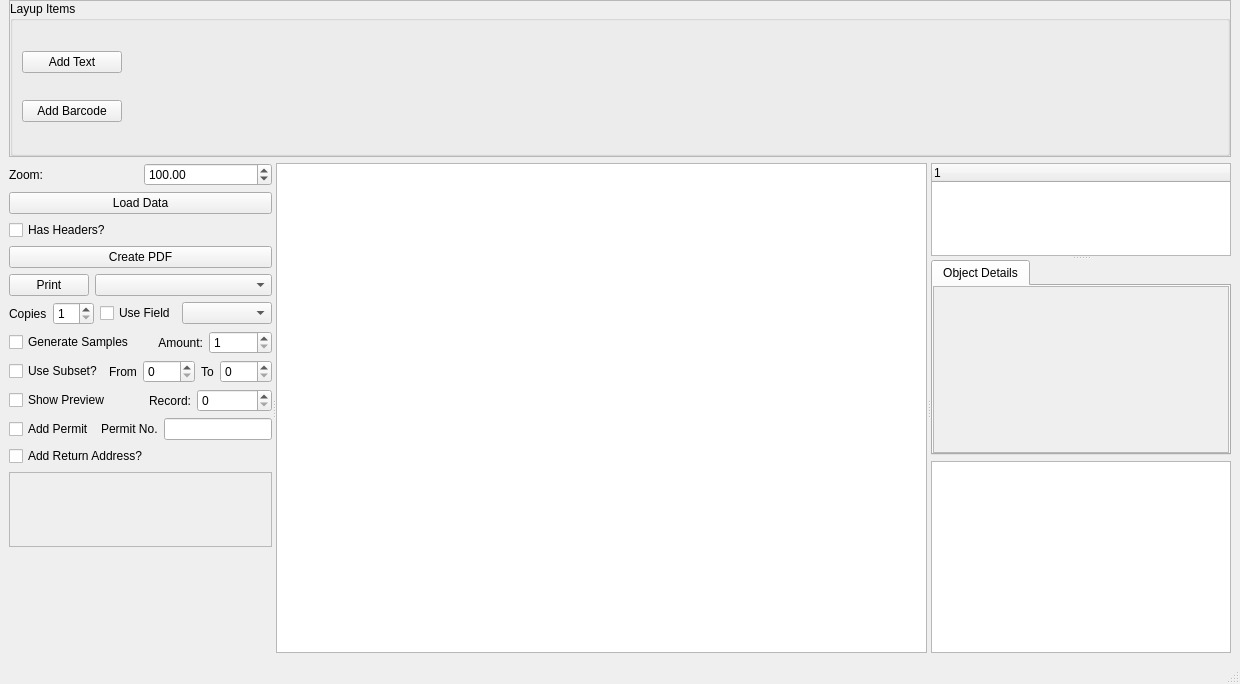
First picture: the form in LabelDesigner.ui, repository marvin939/label-designer, before the edit.
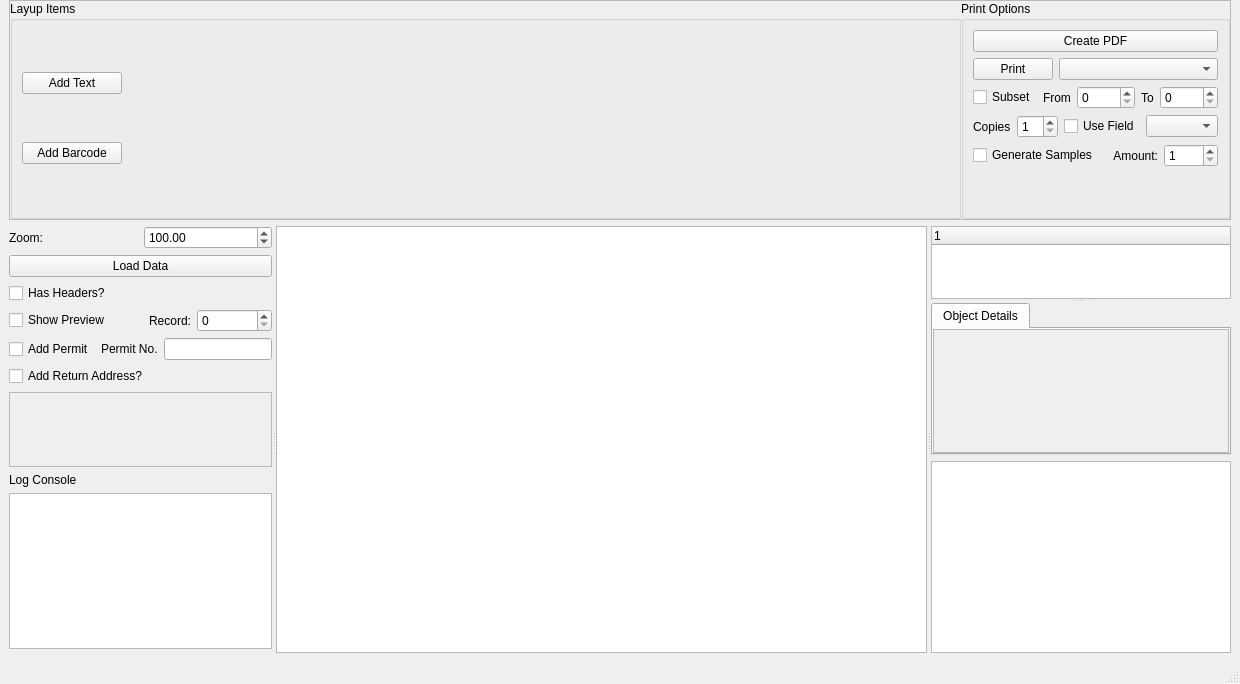
Second picture: the form after the edit. Custom widgets are drawn as their Qt base class.

```diff
--- a/LabelDesigner.ui
+++ b/LabelDesigner.ui
@@ -38,7 +38,7 @@
       <property name="frameShadow">
        <enum>QFrame::Raised</enum>
       </property>
-      <layout class="QHBoxLayout" name="horizontalLayout_4" stretch="1">
+      <layout class="QHBoxLayout" name="horizontalLayout_4" stretch="1,0">
        <property name="spacing">
         <number>0</number>
        </property>
@@ -117,6 +117,164 @@
          </layout>
         </widget>
        </item>
+       <item>
+        <widget class="QGroupBox" name="groupBox_2">
+         <property name="title">
+          <string>Print Options</string>
+         </property>
+         <layout class="QVBoxLayout" name="verticalLayout_5">
+          <item>
+           <widget class="QPushButton" name="createPdfBtn">
+            <property name="text">
+             <string>Create PDF</string>
+            </property>
+           </widget>
+          </item>
+          <item>
+           <layout class="QHBoxLayout" name="horizontalLayout_10">
+            <item>
+             <widget class="QPushButton" name="printButton">
+              <property name="text">
+               <string>Print</string>
+              </property>
+             </widget>
+            </item>
+            <item>
+             <widget class="QComboBox" name="printerList">
+              <property name="sizePolicy">
+               <sizepolicy hsizetype="Preferred" vsizetype="Fixed">
+                <horstretch>1</horstretch>
+                <verstretch>0</verstretch>
+               </sizepolicy>
+              </property>
+             </widget>
+            </item>
+           </layout>
+          </item>
+          <item>
+           <layout class="QHBoxLayout" name="horizontalLayout_6">
+            <item>
+             <widget class="QCheckBox" name="useSubset">
+              <property name="text">
+               <string>Subset</string>
+              </property>
+             </widget>
+            </item>
+            <item>
+             <widget class="QLabel" name="label_4">
+              <property name="text">
+               <string>From</string>
+              </property>
+             </widget>
+            </item>
+            <item>
+             <widget class="QSpinBox" name="subsetBottom">
+              <property name="sizePolicy">
+               <sizepolicy hsizetype="Minimum" vsizetype="Fixed">
+                <horstretch>1</horstretch>
+                <verstretch>0</verstretch>
+               </sizepolicy>
+              </property>
+             </widget>
+            </item>
+            <item>
+             <widget class="QLabel" name="label_5">
+              <property name="text">
+               <string>To</string>
+              </property>
+             </widget>
+            </item>
+            <item>
+             <widget class="QSpinBox" name="subsetTop">
+              <property name="sizePolicy">
+               <sizepolicy hsizetype="Minimum" vsizetype="Fixed">
+                <horstretch>1</horstretch>
+                <verstretch>0</verstretch>
+               </sizepolicy>
+              </property>
+             </widget>
+            </item>
+           </layout>
+          </item>
+          <item>
+           <layout class="QHBoxLayout" name="horizontalLayout_5">
+            <item>
+             <widget class="QLabel" name="label_2">
+              <property name="text">
+               <string>Copies</string>
+              </property>
+             </widget>
+            </item>
+            <item>
+             <widget class="QSpinBox" name="copyCount">
+              <property name="minimum">
+               <number>1</number>
+              </property>
+             </widget>
+            </item>
+            <item>
+             <widget class="QCheckBox" name="copyUseField">
+              <property name="text">
+               <string>Use Field</string>
+              </property>
+             </widget>
+            </item>
+            <item>
+             <widget class="QComboBox" name="copyField">
+              <property name="sizePolicy">
+               <sizepolicy hsizetype="Preferred" vsizetype="Fixed">
+                <horstretch>1</horstretch>
+                <verstretch>0</verstretch>
+               </sizepolicy>
+              </property>
+             </widget>
+            </item>
+           </layout>
+          </item>
+          <item>
+           <layout class="QHBoxLayout" name="horizontalLayout_11">
+            <item>
+             <widget class="QCheckBox" name="genSamples">
+              <property name="text">
+               <string>Generate Samples</string>
+              </property>
+             </widget>
+            </item>
+            <item>
+             <widget class="QLabel" name="label_6">
+              <property name="text">
+               <string>Amount:</string>
+              </property>
+              <property name="alignment">
+               <set>Qt::AlignRight|Qt::AlignTrailing|Qt::AlignVCenter</set>
+              </property>
+             </widget>
+            </item>
+            <item>
+             <widget class="QSpinBox" name="sampleCount">
+              <property name="minimum">
+               <number>1</number>
+              </property>
+             </widget>
+            </item>
+           </layout>
+          </item>
+          <item>
+           <spacer name="verticalSpacer">
+            <property name="orientation">
+             <enum>Qt::Vertical</enum>
+            </property>
+            <property name="sizeHint" stdset="0">
+             <size>
+              <width>20</width>
+              <height>40</height>
+             </size>
+            </property>
+           </spacer>
+          </item>
+         </layout>
+        </widget>
+       </item>
       </layout>
      </widget>
     </item>
@@ -168,79 +326,6 @@
              </layout>
             </item>
             <item row="7" column="0">
-             <layout class="QHBoxLayout" name="horizontalLayout_6">
-              <item>
-               <widget class="QCheckBox" name="useSubset">
-                <property name="text">
-                 <string>Use Subset?</string>
-                </property>
-               </widget>
-              </item>
-              <item>
-               <widget class="QLabel" name="label_4">
-                <property name="text">
-                 <string>From</string>
-                </property>
-               </widget>
-              </item>
-              <item>
-               <widget class="QSpinBox" name="subsetBottom">
-                <property name="sizePolicy">
-                 <sizepolicy hsizetype="Minimum" vsizetype="Fixed">
-                  <horstretch>1</horstretch>
-                  <verstretch>0</verstretch>
-                 </sizepolicy>
-                </property>
-               </widget>
-              </item>
-              <item>
-               <widget class="QLabel" name="label_5">
-                <property name="text">
-                 <string>To</string>
-                </property>
-               </widget>
-              </item>
-              <item>
-               <widget class="QSpinBox" name="subsetTop">
-                <property name="sizePolicy">
-                 <sizepolicy hsizetype="Minimum" vsizetype="Fixed">
-                  <horstretch>1</horstretch>
-                  <verstretch>0</verstretch>
-                 </sizepolicy>
-                </property>
-               </widget>
-              </item>
-             </layout>
-            </item>
-            <item row="3" column="0">
-             <widget class="QPushButton" name="createPdfBtn">
-              <property name="text">
-               <string>Create PDF</string>
-              </property>
-             </widget>
-            </item>
-            <item row="4" column="0">
-             <layout class="QHBoxLayout" name="horizontalLayout_10">
-              <item>
-               <widget class="QPushButton" name="printButton">
-                <property name="text">
-                 <string>Print</string>
-                </property>
-               </widget>
-              </item>
-              <item>
-               <widget class="QComboBox" name="printerList">
-                <property name="sizePolicy">
-                 <sizepolicy hsizetype="Preferred" vsizetype="Fixed">
-                  <horstretch>1</horstretch>
-                  <verstretch>0</verstretch>
-                 </sizepolicy>
-                </property>
-               </widget>
-              </item>
-             </layout>
-            </item>
-            <item row="8" column="0">
              <layout class="QHBoxLayout" name="horizontalLayout_12">
               <item>
                <widget class="QCheckBox" name="previewCheck">
@@ -264,69 +349,6 @@
               </item>
              </layout>
             </item>
-            <item row="5" column="0">
-             <layout class="QHBoxLayout" name="horizontalLayout_5">
-              <item>
-               <widget class="QLabel" name="label_2">
-                <property name="text">
-                 <string>Copies</string>
-                </property>
-               </widget>
-              </item>
-              <item>
-               <widget class="QSpinBox" name="copyCount">
-                <property name="minimum">
-                 <number>1</number>
-                </property>
-               </widget>
-              </item>
-              <item>
-               <widget class="QCheckBox" name="copyUseField">
-                <property name="text">
-                 <string>Use Field</string>
-                </property>
-               </widget>
-              </item>
-              <item>
-               <widget class="QComboBox" name="copyField">
-                <property name="sizePolicy">
-                 <sizepolicy hsizetype="Preferred" vsizetype="Fixed">
-                  <horstretch>1</horstretch>
-                  <verstretch>0</verstretch>
-                 </sizepolicy>
-                </property>
-               </widget>
-              </item>
-             </layout>
-            </item>
-            <item row="6" column="0">
-             <layout class="QHBoxLayout" name="horizontalLayout_11">
-              <item>
-               <widget class="QCheckBox" name="genSamples">
-                <property name="text">
-                 <string>Generate Samples</string>
-                </property>
-               </widget>
-              </item>
-              <item>
-               <widget class="QLabel" name="label_6">
-                <property name="text">
-                 <string>Amount:</string>
-                </property>
-                <property name="alignment">
-                 <set>Qt::AlignRight|Qt::AlignTrailing|Qt::AlignVCenter</set>
-                </property>
-               </widget>
-              </item>
-              <item>
-               <widget class="QSpinBox" name="sampleCount">
-                <property name="minimum">
-                 <number>1</number>
-                </property>
-               </widget>
-              </item>
-             </layout>
-            </item>
             <item row="1" column="0">
              <widget class="QPushButton" name="loadData">
               <property name="text">
@@ -412,6 +434,20 @@
             </property>
            </widget>
           </item>
+          <item>
+           <widget class="QLabel" name="label_8">
+            <property name="text">
+             <string>Log Console</string>
+            </property>
+           </widget>
+          </item>
+          <item>
+           <widget class="QTextEdit" name="logConsole">
+            <property name="readOnly">
+             <bool>true</bool>
+            </property>
+           </widget>
+          </item>
           <item>
            <spacer name="verticalSpacer_2">
             <property name="orientation">
@@ -520,7 +556,7 @@
                     <x>0</x>
                     <y>0</y>
                     <width>292</width>
-                    <height>232</height>
+                    <height>105</height>
                    </rect>
                   </property>
                   <layout class="QVBoxLayout" name="verticalLayout_2">
```
